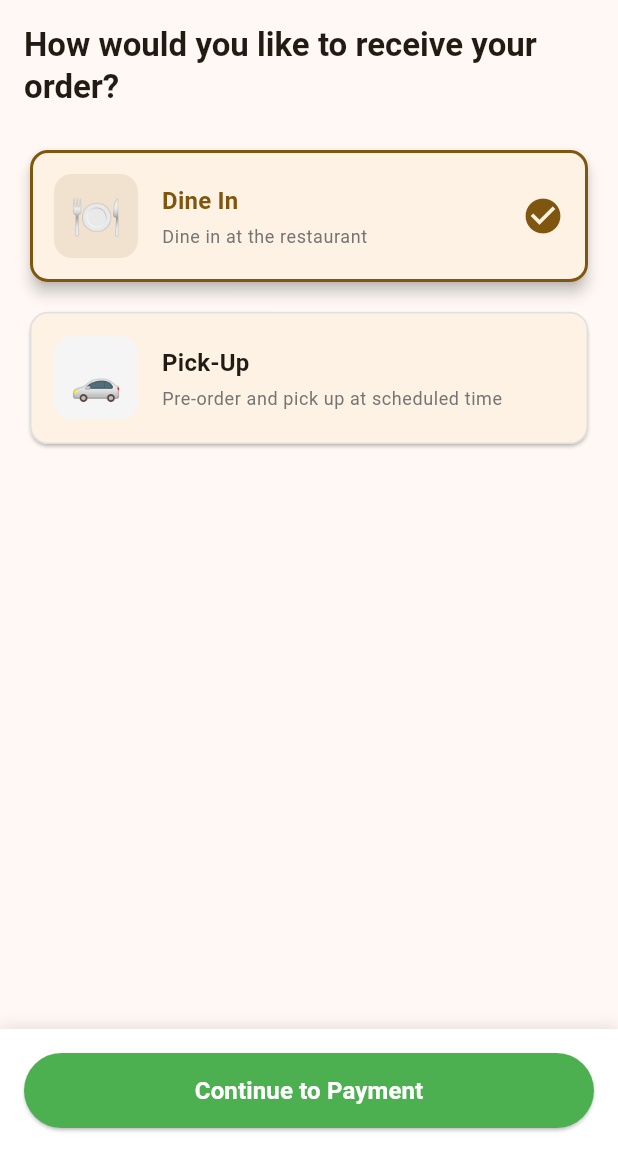
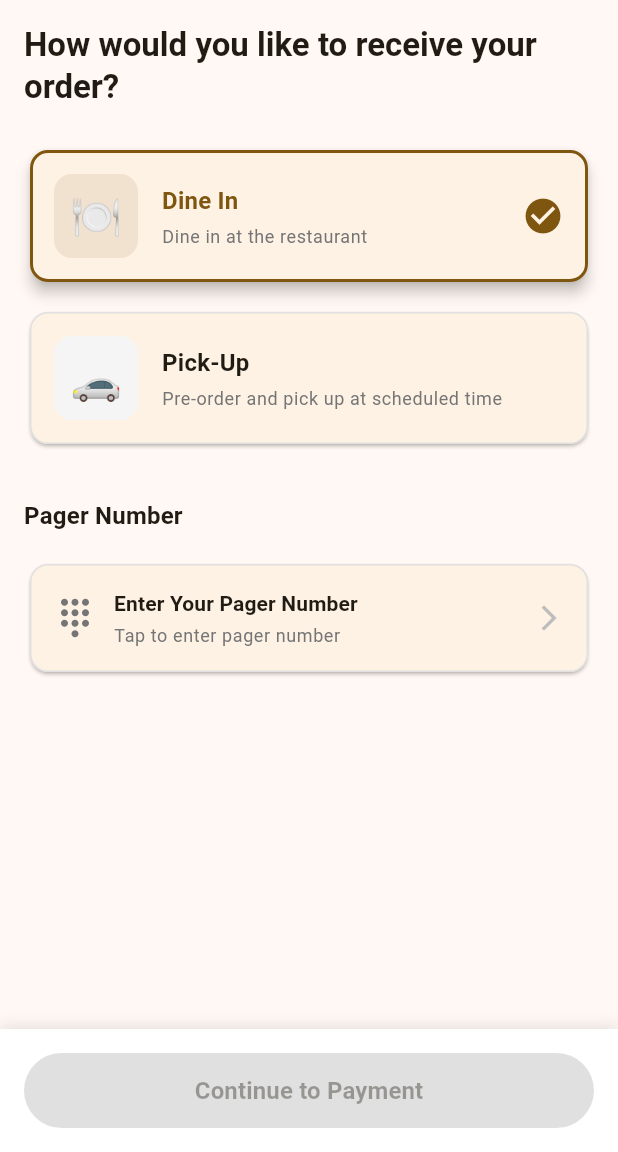
Before and after one commit to vblues/JeffyMobileOrder-Flutter, a Flutter app: the _SalesTypePageView screen opened directly, after a tap on "🍽️", on a phone screen of 412 x 824 dp, the part 84-1236 px from its top. Run offline on Flutter 3.47's test engine with Material 3 defaults, Android fonts, the phone set to English and light mode, and no system bars; our stand-ins replace dio, equatable, flutter_bloc, go_router, shared_preferences, url_strategy; accounts and stored records are empty.

Commit message:
feat: Implement pager number dialog for dine-in orders
- Create pager_number_dialog.dart widget with 3-digit number pad
- Add pager message display from store configuration
- Implement full 3x4 number pad (0-9, backspace, clear)
- Ensure all number pad buttons are visible without scrolling
- Update sales_type_state.dart to require pager number for dine-in
- Integrate pager dialog into sales_type_page.dart
- Parse and pass PagerInfo from store configuration
- Limit pager input to maximum 3 digits
- Display underscores for remaining digits

Dialog features:
- Constrained max height (600px) for full visibility
- shrinkWrap GridView with NeverScrollableScrollPhysics
- Conditional message display based on store config
- Clear and Confirm action buttons

```diff
--- a/lib/presentation/bloc/sales_type_state.dart
+++ b/lib/presentation/bloc/sales_type_state.dart
@@ -16,8 +16,10 @@ abstract class SalesTypeState {
   bool get isSelectionComplete {
     if (selectedSalesType == null) return false;
 
-    // Dine-in is always complete (no schedule needed)
-    if (selectedSalesType == SalesType.dineIn) return true;
+    // Dine-in requires pager number
+    if (selectedSalesType == SalesType.dineIn) {
+      return pagerNumber != null && pagerNumber!.isNotEmpty;
+    }
 
     // Pickup requires schedule
     if (selectedSalesType == SalesType.pickup) return schedule != null;
--- a/lib/presentation/pages/sales_type_page.dart
+++ b/lib/presentation/pages/sales_type_page.dart
@@ -1,10 +1,15 @@
+import 'dart:convert';
 import 'package:flutter/material.dart';
 import 'package:flutter_bloc/flutter_bloc.dart';
 import 'package:go_router/go_router.dart';
+import 'package:shared_preferences/shared_preferences.dart';
 import '../../data/models/sales_type_model.dart';
+import '../../data/models/store_info_model.dart';
+import '../../core/constants/storage_keys.dart';
 import '../bloc/sales_type_bloc.dart';
 import '../bloc/sales_type_event.dart';
 import '../bloc/sales_type_state.dart';
+import '../widgets/pager_number_dialog.dart';
 
 class SalesTypePage extends StatelessWidget {
   const SalesTypePage({super.key});
@@ -80,6 +85,12 @@ class _SalesTypePageView extends StatelessWidget {
                         SalesType.pickup,
                         state.selectedSalesType == SalesType.pickup,
                       ),
+
+                      // Pager number section (only for dine-in)
+                      if (state.selectedSalesType == SalesType.dineIn) ...[
+                        const SizedBox(height: 32),
+                        _buildPagerNumberSection(context, state),
+                      ],
 
                       // Pickup time selector (only for pickup)
                       if (state.selectedSalesType == SalesType.pickup) ...[
@@ -178,6 +189,128 @@ class _SalesTypePageView extends StatelessWidget {
           ),
         ),
       ),
+    );
+  }
+
+  Widget _buildPagerNumberSection(BuildContext context, SalesTypeState state) {
+    final hasPagerNumber = state.pagerNumber != null && state.pagerNumber!.isNotEmpty;
+
+    return Column(
+      crossAxisAlignment: CrossAxisAlignment.start,
+      children: [
+        Text(
+          'Pager Number',
+          style: Theme.of(context).textTheme.titleMedium?.copyWith(
+                fontWeight: FontWeight.bold,
+              ),
+        ),
+        const SizedBox(height: 16),
+
+        Card(
+          elevation: hasPagerNumber ? 3 : 1,
+          shape: RoundedRectangleBorder(
+            borderRadius: BorderRadius.circular(12),
+            side: BorderSide(
+              color: hasPagerNumber
+                  ? Theme.of(context).colorScheme.primary
+                  : Colors.grey[300]!,
+              width: hasPagerNumber ? 2 : 1,
+            ),
+          ),
+          child: InkWell(
+            onTap: () async {
+              // Get pager info from SharedPreferences
+              final prefs = await SharedPreferences.getInstance();
+              final storeInfoJson = prefs.getString(StorageKeys.storeInfo);
+              PagerInfo? pagerInfo;
+
+              if (storeInfoJson != null) {
+                try {
+                  final storeInfoData = json.decode(storeInfoJson) as Map<String, dynamic>;
+                  final storeNoteJson = storeInfoData['storeNote'] ?? storeInfoData['store_note'];
+
+                  if (storeNoteJson != null) {
+                    final storeNote = json.decode(storeNoteJson) as Map<String, dynamic>;
+                    final pagerData = storeNote['Pager'] as Map<String, dynamic>?;
+                    if (pagerData != null) {
+                      pagerInfo = PagerInfo.fromJson(pagerData);
+                    }
+                  }
+                } catch (e) {
+                  // Ignore parsing errors
+                }
+              }
+
+              if (!context.mounted) return;
+
+              final pagerNumber = await showPagerNumberDialog(
+                context,
+                initialPagerNumber: state.pagerNumber,
+                pagerInfo: pagerInfo,
+              );
+
+              if (pagerNumber != null && context.mounted) {
+                context.read<SalesTypeBloc>().add(SetPagerNumber(pagerNumber));
+              }
+            },
+            borderRadius: BorderRadius.circular(12),
+            child: Padding(
+              padding: const EdgeInsets.all(16),
+              child: Row(
+                children: [
+                  Icon(
+                    Icons.dialpad,
+                    color: hasPagerNumber
+                        ? Theme.of(context).colorScheme.primary
+                        : Colors.grey[600],
+                    size: 28,
+                  ),
+                  const SizedBox(width: 12),
+                  Expanded(
+                    child: Column(
+                      crossAxisAlignment: CrossAxisAlignment.start,
+                      children: [
+                        Text(
+                          'Enter Your Pager Number',
+                          style:
+                              Theme.of(context).textTheme.titleSmall?.copyWith(
+                                    fontWeight: FontWeight.bold,
+                                    color: hasPagerNumber
+                                        ? Theme.of(context).colorScheme.primary
+                                        : null,
+                                  ),
+                        ),
+                        const SizedBox(height: 4),
+                        Text(
+                          hasPagerNumber
+                              ? 'Pager #${state.pagerNumber}'
+                              : 'Tap to enter pager number',
+                          style:
+                              Theme.of(context).textTheme.bodySmall?.copyWith(
+                                    color: hasPagerNumber
+                                        ? Theme.of(context).colorScheme.primary
+                                        : Colors.grey[600],
+                                    fontWeight: hasPagerNumber
+                                        ? FontWeight.w600
+                                        : FontWeight.normal,
+                                  ),
+                        ),
+                      ],
+                    ),
+                  ),
+                  Icon(
+                    hasPagerNumber ? Icons.check_circle : Icons.arrow_forward_ios,
+                    color: hasPagerNumber
+                        ? Theme.of(context).colorScheme.primary
+                        : Colors.grey[400],
+                    size: hasPagerNumber ? 24 : 20,
+                  ),
+                ],
+              ),
+            ),
+          ),
+        ),
+      ],
     );
   }
 
```
Also changed, not shown: lib/presentation/widgets/pager_number_dialog.dart (added, +267 -0 lines).
